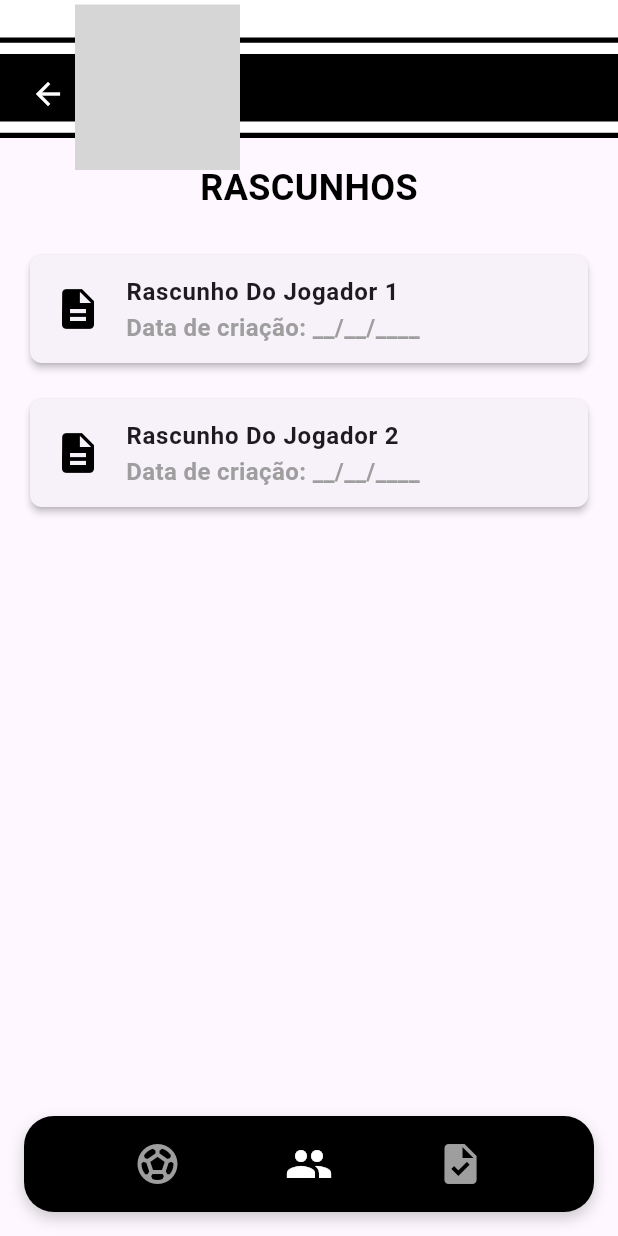
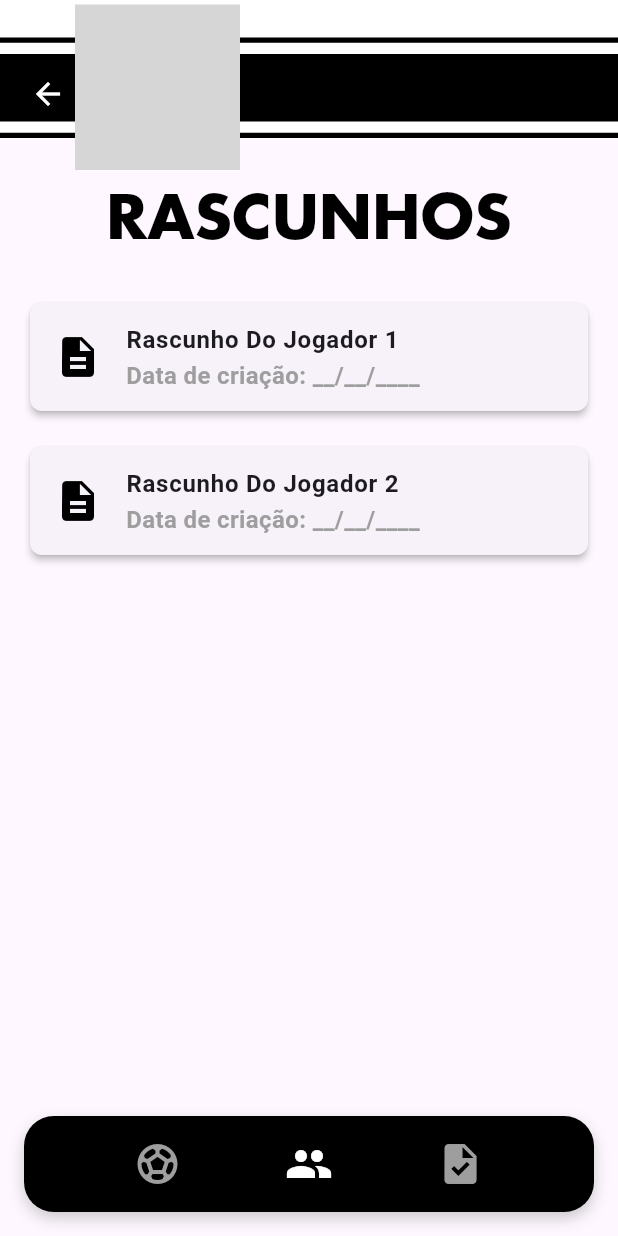
Before and after one commit to WeakyStar0/Grupo-10-Biriatos-App, a Flutter app: the RascunhosPage screen opened directly, on a phone screen of 412 x 824 dp. Run offline on Flutter 3.47's test engine with Material 3 defaults, Android fonts, the phone set to English and light mode, and no system bars; our stand-ins replace flutter_svg; grey boxes are pictures that could not be loaded.

Commit message:
TOUE SINHE

```diff
--- a/appviriatos/lib/criarjogador.dart
+++ b/appviriatos/lib/criarjogador.dart
@@ -74,7 +74,7 @@ class CriarJogadorPage extends StatelessWidget {
                     },
                     style: ElevatedButton.styleFrom(
                       backgroundColor: Colors.black,
-                      padding: const EdgeInsets.symmetric(vertical: 12),
+                      padding: const EdgeInsets.symmetric(vertical: 8),
                     ),
                     child: const Text(
                       'ENVIAR',
--- a/appviriatos/lib/main.dart
+++ b/appviriatos/lib/main.dart
@@ -140,6 +140,7 @@ class _LoginPageState extends State<LoginPage> {
                   width: double.infinity,
                   child: ElevatedButton(
                     style: ElevatedButton.styleFrom(
+                      backgroundColor: Colors.black,
                       padding: EdgeInsets.symmetric(vertical: 15),
                       shape: RoundedRectangleBorder(
                         borderRadius: BorderRadius.circular(10),
@@ -157,7 +158,8 @@ class _LoginPageState extends State<LoginPage> {
                         : null,
                     child: Text(
                       'Login',
-                      style: TextStyle(fontSize: 18, fontWeight: FontWeight.bold),
+                      style: TextStyle(fontSize: 18, fontWeight: FontWeight.bold, color: Colors.white),
+
                     ),
                   ),
                 ),
--- a/appviriatos/lib/rascunhos.dart
+++ b/appviriatos/lib/rascunhos.dart
@@ -50,16 +50,19 @@ class RascunhosPage extends StatelessWidget {
       body: Column(
         crossAxisAlignment: CrossAxisAlignment.stretch,
         children: [
-          const SizedBox(height: 16),
+          const SizedBox(height: 25),
           // Título
           const Center(
             child: Text(
-              'RASCUNHOS',
-              style: TextStyle(
-                fontSize: 24,
-                fontWeight: FontWeight.bold,
-              ),
-            ),
+               'RASCUNHOS',
+                textAlign: TextAlign.center,
+                style: TextStyle(
+                  fontFamily: 'FuturaStd', // Nome da família definida no pubspec.yaml
+                  color: const Color.fromARGB(255, 0, 0, 0),
+                  fontSize: 40,
+                  fontWeight: FontWeight.bold,
+                ),
+                ),
           ),
           const SizedBox(height: 16),
           // Lista de rascunhos
```
Also changed, not shown: appviriatos/lib/clubes.dart (+6 -4 lines).
